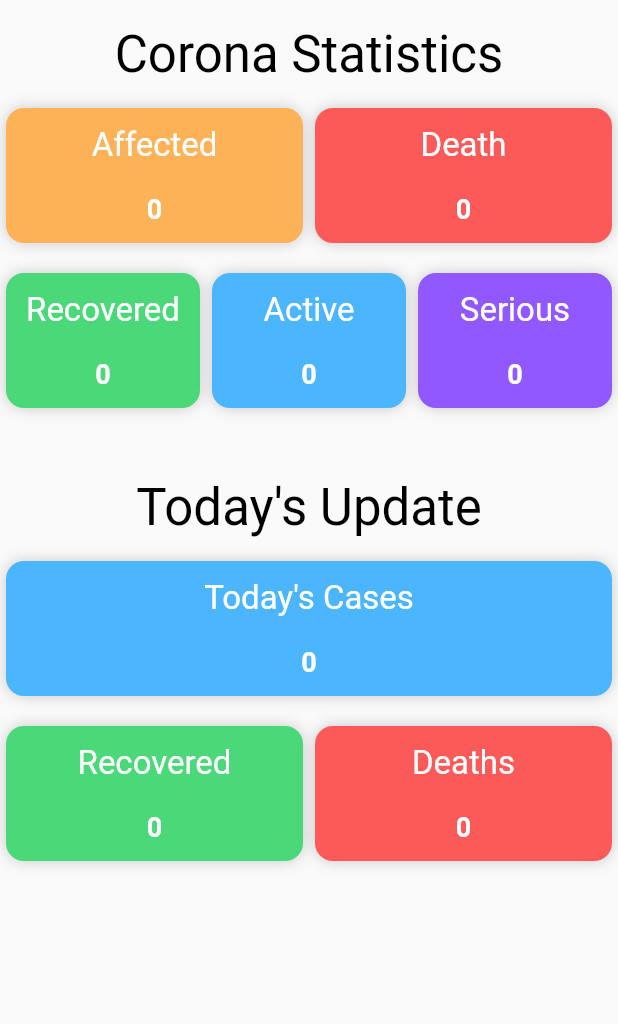
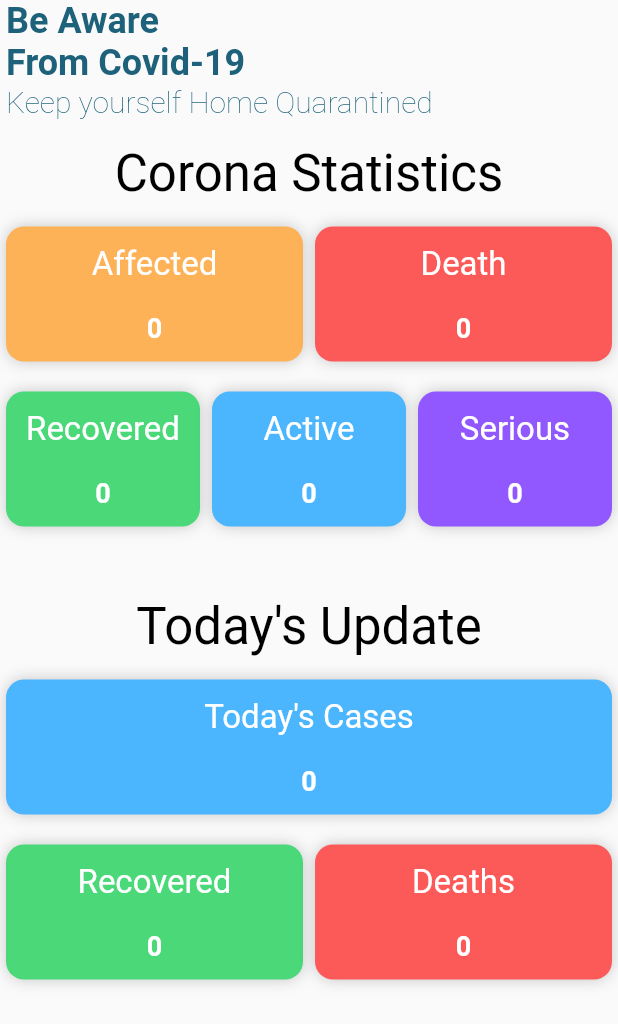
Before and after one commit to SumayaSiddique/Care_4_U_project, a Flutter app: the ResultView widget shown alone on an empty page, opened directly with empty values, on a phone screen of 412 x 824 dp. Shown: the top 1024 px of the screen. Run offline on Flutter 3.47's test engine with Material 2 defaults, Android fonts, the phone set to English and light mode, and no system bars; our stand-ins replace carousel_slider, cloud_firestore, firebase_auth, firebase_core, fl_chart, flutter_local_notifications and 16 more; accounts and stored records are empty; network calls fail; Roboto replaces fonts that are missing (SF Pro Rounded); project files that could hold a hidden picture were left out.

Commit message:
CoronaStatus screen minor UI improved

```diff
--- a/care_4_u_project/lib/Screens/CoronaStatus/CoronaStatusPage.dart
+++ b/care_4_u_project/lib/Screens/CoronaStatus/CoronaStatusPage.dart
@@ -33,6 +33,7 @@ class _CoronaStatusPageState extends State<CoronaStatusPage> {
   @override
   Widget build(BuildContext context) {
     return Scaffold(
+      backgroundColor: Color(0xffdbefe1),
       // appBar: AppBar(
       //   title: Text("Covid-19 Statistics"),
       //   actions: [
@@ -76,6 +77,38 @@ class ResultView extends StatelessWidget {
 
     return ListView(
       children: [
+        // SizedBox(height: 30),
+        Padding(
+          padding: const EdgeInsets.symmetric(horizontal: 4),
+          child: Column(
+            crossAxisAlignment: CrossAxisAlignment.start,
+            children: [
+              Text(
+                "Be Aware",
+                style: TextStyle(
+                  fontSize: Get.textTheme.headline5!.fontSize,
+                  fontWeight: FontWeight.w700,
+                  color: Color(0xff1d617A),
+                ),
+              ),
+              Text(
+                "From Covid-19",
+                style: TextStyle(
+                  fontSize: Get.textTheme.headline5!.fontSize,
+                  fontWeight: FontWeight.w700,
+                  color: Color(0xff1d617A),
+                ),
+              ),
+              Text(
+                "Keep yourself Home Quarantined",
+                style: TextStyle(
+                    fontSize: Get.textTheme.headline6!.fontSize,
+                    fontWeight: FontWeight.w200,
+                    color: Color(0xff1d617A)),
+              ),
+            ],
+          ),
+        ),
         Padding(
           padding: const EdgeInsets.symmetric(vertical: 16.0),
           child: Center(
```
Also changed, not shown: care_4_u_project/lib/Screens/Home/HomeView.dart (+4 -17 lines).
